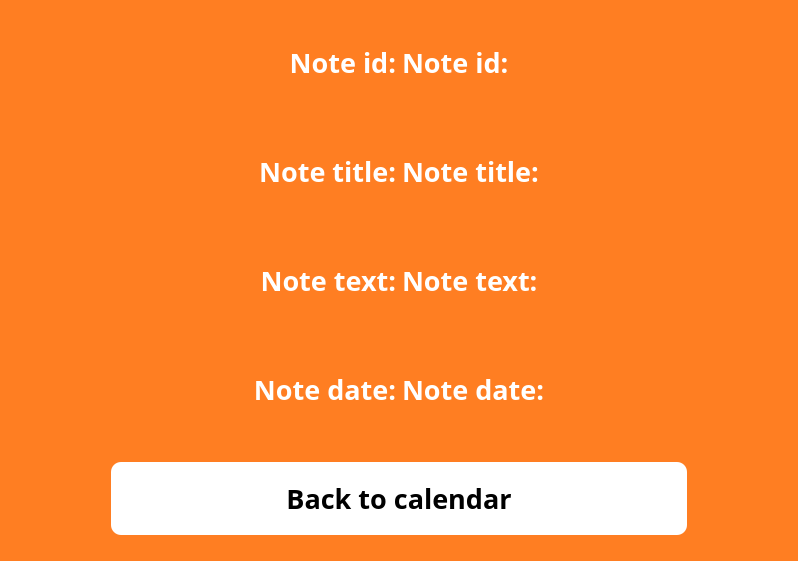
Qt form DailyQuarantineApp/DailyQuarantineApp/NoteSelected.ui (brasilnike/DNC) before a commit.
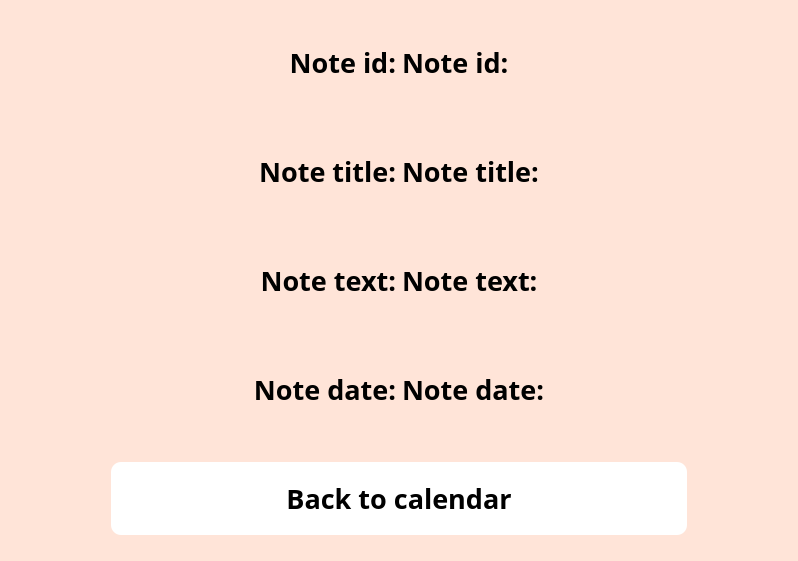
The same form after that commit.

What changed in the file:
```diff
--- a/DailyQuarantineApp/DailyQuarantineApp/NoteSelected.ui
+++ b/DailyQuarantineApp/DailyQuarantineApp/NoteSelected.ui
@@ -15,7 +15,7 @@
   </property>
   <property name="styleSheet">
    <string notr="true">QWidget{
-	background-color:rgb(255, 126, 34);
+	background-color: rgb(255, 228, 216);
 }
 
 QScrollBar:vertical {
@@ -117,7 +117,8 @@
         </font>
        </property>
        <property name="styleSheet">
-        <string notr="true">color: rgb(255, 255, 255);</string>
+        <string notr="true">color: black;
+</string>
        </property>
        <property name="text">
         <string>Note id:</string>
@@ -138,7 +139,8 @@
         </font>
        </property>
        <property name="styleSheet">
-        <string notr="true">color: rgb(255, 255, 255);</string>
+        <string notr="true">color: black;
+</string>
        </property>
        <property name="text">
         <string>Note id:</string>
@@ -160,7 +162,8 @@
         </font>
        </property>
        <property name="styleSheet">
-        <string notr="true">color: rgb(255, 255, 255);</string>
+        <string notr="true">color: black;
+</string>
        </property>
        <property name="text">
         <string>Note title:</string>
@@ -181,7 +184,8 @@
         </font>
        </property>
        <property name="styleSheet">
-        <string notr="true">color: rgb(255, 255, 255);</string>
+        <string notr="true">color: black;
+</string>
        </property>
        <property name="text">
         <string>Note title:</string>
@@ -206,7 +210,8 @@
         </font>
        </property>
        <property name="styleSheet">
-        <string notr="true">color: rgb(255, 255, 255);</string>
+        <string notr="true">color: black;
+</string>
        </property>
        <property name="text">
         <string>Note text:</string>
@@ -227,7 +232,8 @@
         </font>
        </property>
        <property name="styleSheet">
-        <string notr="true">color: rgb(255, 255, 255);</string>
+        <string notr="true">color: black;
+</string>
        </property>
        <property name="text">
         <string>Note text:</string>
@@ -258,7 +264,8 @@
         </font>
        </property>
        <property name="styleSheet">
-        <string notr="true">color: rgb(255, 255, 255);</string>
+        <string notr="true">color: black;
+</string>
        </property>
        <property name="text">
         <string>Note date:</string>
@@ -279,7 +286,8 @@
         </font>
        </property>
        <property name="styleSheet">
-        <string notr="true">color: rgb(255, 255, 255);</string>
+        <string notr="true">color: black;
+</string>
        </property>
        <property name="text">
         <string>Note date:</string>
```
